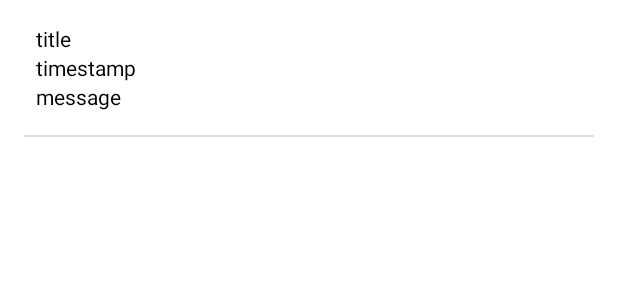
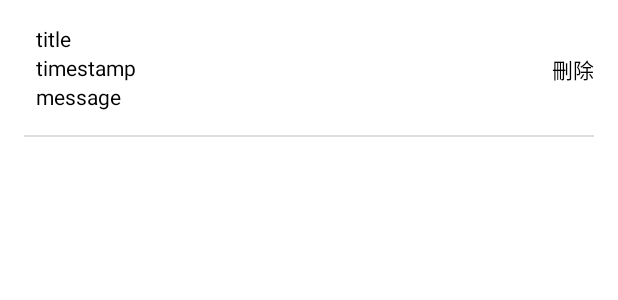
Before and after one commit to hl3hl3/ECPracticeApp, an Android app: the layout message_list_item.xml on its own in the app's theme, with its tools: preview values and no code run, on a phone screen of 412 x 824 dp. Shown: the top 300 px of the screen. Run offline under Robolectric (Android 15) with nearby library versions, the phone set to English and light mode, and no system bars.

Commit message:
新增 訊息列表 刪除訊息功能

```diff
--- a/app/src/main/res/layout/message_list_item.xml
+++ b/app/src/main/res/layout/message_list_item.xml
@@ -1,49 +1,89 @@
 <?xml version="1.0" encoding="utf-8"?>
 <layout xmlns:android="http://schemas.android.com/apk/res/android">
 
-    <LinearLayout xmlns:tools="http://schemas.android.com/tools"
+    <androidx.constraintlayout.widget.ConstraintLayout xmlns:app="http://schemas.android.com/apk/res-auto"
+        xmlns:tools="http://schemas.android.com/tools"
         android:layout_width="match_parent"
         android:layout_height="wrap_content"
         android:background="@color/white"
         android:orientation="vertical">
 
         <TextView
-            android:layout_width="match_parent"
+            android:id="@+id/tvMessageTitle"
+            android:layout_width="0dp"
             android:layout_height="wrap_content"
-            android:text="@{data.title}"
             android:paddingHorizontal="24dp"
             android:paddingTop="16dp"
+            android:text="@{data.title}"
             android:textColor="@color/black"
+            app:layout_constraintBottom_toTopOf="@id/tvMessageTime"
+            app:layout_constraintLeft_toLeftOf="parent"
+            app:layout_constraintRight_toLeftOf="@id/tvMessageRemove"
+            app:layout_constraintTop_toTopOf="parent"
             tools:text="title" />
 
         <TextView
-            android:layout_width="match_parent"
+            android:id="@+id/tvMessageTime"
+            android:layout_width="0dp"
             android:layout_height="wrap_content"
+            android:paddingHorizontal="24dp"
             android:text="@{data.ts}"
-            android:paddingHorizontal="24dp"
             android:textColor="@color/black"
+            app:layout_constraintBottom_toTopOf="@id/tvMessageContent"
+            app:layout_constraintLeft_toLeftOf="parent"
+            app:layout_constraintRight_toLeftOf="@id/tvMessageRemove"
+            app:layout_constraintTop_toBottomOf="@id/tvMessageTitle"
             tools:text="timestamp" />
 
         <TextView
-            android:layout_width="match_parent"
+            android:id="@+id/tvMessageContent"
+            android:layout_width="0dp"
             android:layout_height="wrap_content"
-            android:text="@{data.msg}"
             android:paddingHorizontal="24dp"
             android:paddingBottom="16dp"
+            android:text="@{data.msg}"
             android:textColor="@color/black"
+            app:layout_constraintBottom_toTopOf="@id/tvMessageDivider"
+            app:layout_constraintLeft_toLeftOf="parent"
+            app:layout_constraintRight_toLeftOf="@id/tvMessageRemove"
+            app:layout_constraintTop_toBottomOf="@id/tvMessageTime"
             tools:text="message" />
 
+        <TextView
+            android:id="@+id/tvMessageRemove"
+            android:layout_width="wrap_content"
+            android:layout_height="wrap_content"
+            android:padding="16dp"
+            android:text="刪除"
+            android:textColor="@color/black"
+            app:isShow="@{isEditMode}"
+            app:layout_constraintBottom_toBottomOf="parent"
+            app:layout_constraintRight_toRightOf="parent"
+            app:layout_constraintTop_toTopOf="parent" />
+
         <View
+            android:id="@+id/tvMessageDivider"
             android:layout_width="match_parent"
             android:layout_height="1dp"
             android:layout_marginHorizontal="16dp"
-            android:background="#dddddd"/>
-    </LinearLayout>
+            android:background="#dddddd"
+            app:layout_constraintBottom_toBottomOf="parent"
+            app:layout_constraintTop_toBottomOf="@id/tvMessageContent" />
+
+    </androidx.constraintlayout.widget.ConstraintLayout>
 
     <data>
 
         <variable
             name="data"
             type="com.hl3hl3.ecpracticeapp.vo.Message" />
+
+        <variable
+            name="isEditMode"
+            type="boolean" />
+
+        <variable
+            name="viewModel"
+            type="com.hl3hl3.ecpracticeapp.ui.message.MessageViewModel" />
     </data>
 </layout>
--- a/app/src/main/res/values-night/themes.xml
+++ b/app/src/main/res/values-night/themes.xml
@@ -1,6 +1,6 @@
 <resources xmlns:tools="http://schemas.android.com/tools">
     <!-- Base application theme. -->
-    <style name="Theme.ECPracticeApp" parent="Theme.MaterialComponents.DayNight.DarkActionBar">
+    <style name="Theme.ECPracticeApp" parent="Theme.MaterialComponents.DayNight.NoActionBar">
         <!-- Primary brand color. -->
         <item name="colorPrimary">@color/purple_200</item>
         <item name="colorPrimaryVariant">@color/purple_700</item>
@@ -11,6 +11,8 @@
         <item name="colorOnSecondary">@color/black</item>
         <!-- Status bar color. -->
         <item name="android:statusBarColor" tools:targetApi="l">?attr/colorPrimaryVariant</item>
+        <item name="windowActionBar">false</item>
+        <item name="windowNoTitle">true</item>
         <!-- Customize your theme here. -->
     </style>
 </resources>
--- a/app/src/main/res/values/themes.xml
+++ b/app/src/main/res/values/themes.xml
@@ -1,6 +1,6 @@
 <resources xmlns:tools="http://schemas.android.com/tools">
     <!-- Base application theme. -->
-    <style name="Theme.ECPracticeApp" parent="Theme.MaterialComponents.DayNight.DarkActionBar">
+    <style name="Theme.ECPracticeApp" parent="Theme.MaterialComponents.DayNight.NoActionBar">
         <!-- Primary brand color. -->
         <item name="colorPrimary">@color/purple_500</item>
         <item name="colorPrimaryVariant">@color/purple_700</item>
@@ -11,6 +11,8 @@
         <item name="colorOnSecondary">@color/black</item>
         <!-- Status bar color. -->
         <item name="android:statusBarColor" tools:targetApi="l">?attr/colorPrimaryVariant</item>
+        <item name="windowActionBar">false</item>
+        <item name="windowNoTitle">true</item>
         <!-- Customize your theme here. -->
     </style>
 </resources>
```
Also changed, not shown: app/src/main/java/com/hl3hl3/ecpracticeapp/ui/Binding.kt (+16 -1 lines), app/src/main/java/com/hl3hl3/ecpracticeapp/ui/message/MessageActivity.kt (+14 -1 lines), app/src/main/java/com/hl3hl3/ecpracticeapp/ui/message/MessageAdapter.kt (+29 -6 lines), app/src/main/java/com/hl3hl3/ecpracticeapp/ui/message/MessageViewModel.kt (+31 -0 lines), app/src/main/res/layout/message_activity.xml (+23 -2 lines).
